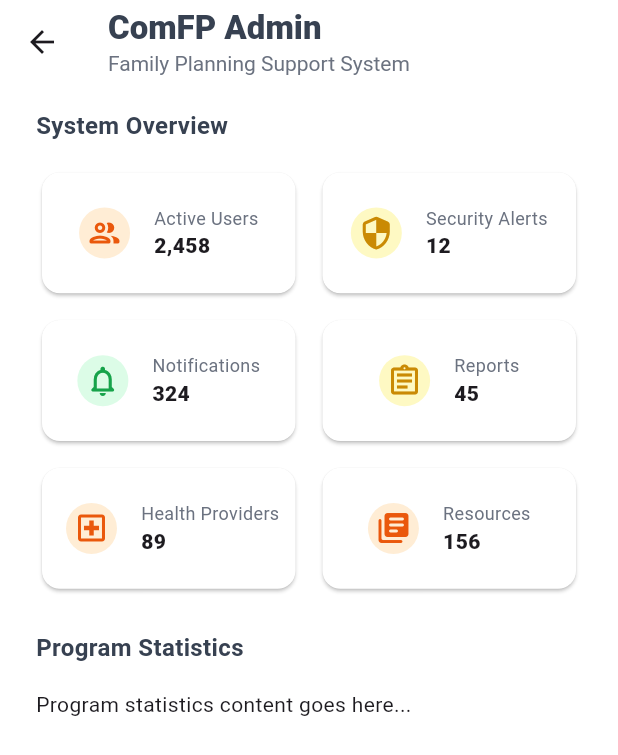
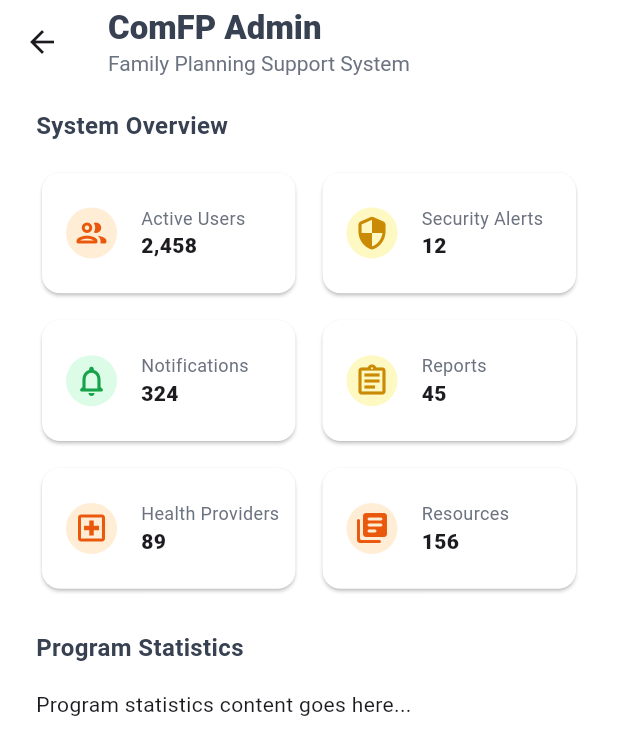
Before and after one commit to nrprosper/flutter_famarar, a Flutter app: the Dashboard screen opened directly, on a phone screen of 412 x 824 dp. Shown: the top 755 px of the screen. Run offline on Flutter 3.47's test engine with Material 3 defaults, Android fonts, the phone set to English and light mode, and no system bars; our stand-ins replace intl_phone_field.

Commit message:
fix: fix sizes and overflow

```diff
--- a/lib/components/section.dart
+++ b/lib/components/section.dart
@@ -10,7 +10,9 @@ class Section extends StatelessWidget {
 
   @override
   Widget build(BuildContext context) {
-    return Column(
+    return SizedBox(
+      width: double.infinity,
+      child: Column(
         crossAxisAlignment: CrossAxisAlignment.start,
         spacing: DAppSizes.spacingMedium,
         children: [
@@ -24,6 +26,7 @@ class Section extends StatelessWidget {
           ),
           body
         ],
+      ),
     );
   }
 }
--- a/lib/components/system_card.dart
+++ b/lib/components/system_card.dart
@@ -27,7 +27,7 @@ class SystemCard extends StatelessWidget {
         padding: DAppSizes.paddingMedium,
         child: Row(
           crossAxisAlignment: CrossAxisAlignment.center,
-          mainAxisAlignment: MainAxisAlignment.center,
+          mainAxisAlignment: MainAxisAlignment.start,
           spacing: DAppSizes.spacingMedium,
           children: [
             Container(
```
Lines whose indentation alone changed are shown as unchanged.
